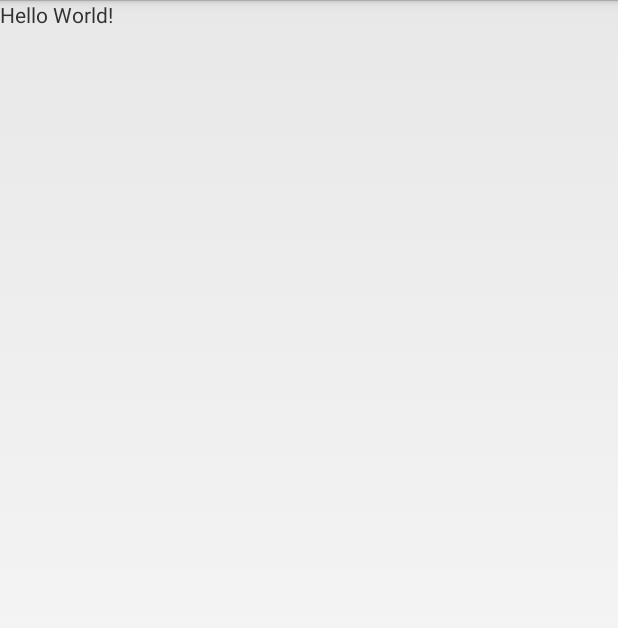
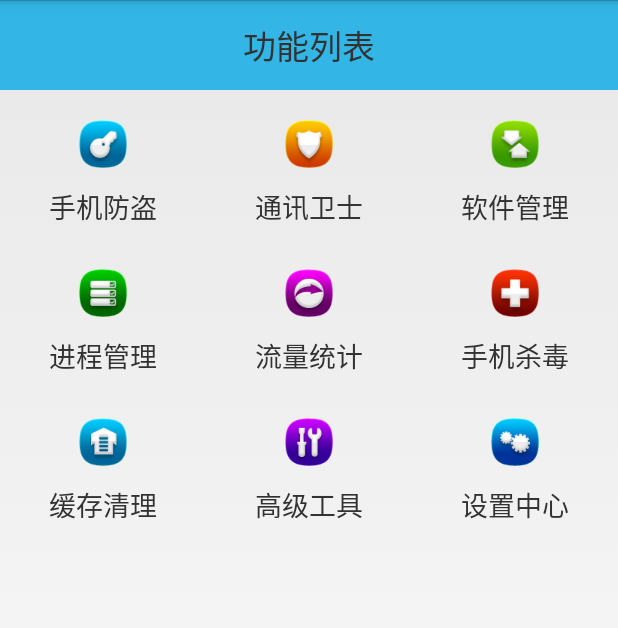
Before and after one commit to Adolphsa/MobileSafe, an Android app: the screen it shows after launch (MainActivity), on a phone screen of 412 x 824 dp. Shown: the top 628 px of the screen. Run offline under Robolectric (Android 15) with nearby library versions, the phone set to English and light mode, and no system bars; our stand-ins replace Volley; network calls fail.

Commit message:
2016/04/19  测试

```diff
--- a/app/build.gradle
+++ b/app/build.gradle
@@ -38,4 +38,5 @@ dependencies {
     compile 'com.android.support:appcompat-v7:23.3.0'
     compile 'com.mcxiaoke.volley:library:1.0.19'
     compile files('libs/xUtils-2.6.14.jar')
+    compile 'com.bm.photoview:library:1.3.6'
 }
--- a/app/src/main/AndroidManifest.xml
+++ b/app/src/main/AndroidManifest.xml
@@ -17,6 +17,7 @@
         </activity>
 
         <activity android:name=".activity.MainActivity"/>
+        <activity android:name=".activity.MobileSafe"/>
     </application>
 
     <uses-permission android:name="android.permission.INTERNET"/>
--- a/app/src/main/java/com/zividig/mobilesafe/activity/MainActivity.java
+++ b/app/src/main/java/com/zividig/mobilesafe/activity/MainActivity.java
@@ -1,16 +1,78 @@
 package com.zividig.mobilesafe.activity;
 
 import android.app.Activity;
-import android.support.v7.app.AppCompatActivity;
+import android.content.Intent;
 import android.os.Bundle;
+import android.view.View;
+import android.view.ViewGroup;
+import android.widget.AdapterView;
+import android.widget.BaseAdapter;
+import android.widget.GridView;
+import android.widget.ImageView;
+import android.widget.TextView;
 
 import com.zividig.mobilesafe.R;
 
 public class MainActivity extends Activity {
 
+    private String[] itemText = {"手机防盗","通讯卫士","软件管理","进程管理","流量统计","手机杀毒","缓存清理","高级工具","设置中心"};
+    private int[] itemImage = {R.mipmap.home_safe,R.mipmap.home_callmsgsafe,R.mipmap.home_apps,
+                                R.mipmap.home_taskmanager,R.mipmap.home_netmanager,R.mipmap.home_trojan,
+                                R.mipmap.home_sysoptimize,R.mipmap.home_tools,R.mipmap.home_settings};
+    private GridView glMainMenu;
+
     @Override
     protected void onCreate(Bundle savedInstanceState) {
         super.onCreate(savedInstanceState);
         setContentView(R.layout.activity_main);
+
+        glMainMenu = (GridView) findViewById(R.id.gl_main_menu);
+        glMainMenu.setAdapter(new GridViewAdapter());
+
+        //item的点击事件
+        glMainMenu.setOnItemClickListener(new AdapterView.OnItemClickListener() {
+            @Override
+            public void onItemClick(AdapterView<?> parent, View view, int position, long id) {
+                System.out.println(position + "被点击了");
+                switch (position){
+                    case 0:
+                        Intent intent = new Intent(MainActivity.this,MobileSafe.class);
+                        startActivity(intent);
+                        break;
+                }
+            }
+        });
     }
+
+    //网格布局的数据适配器
+    class GridViewAdapter extends BaseAdapter{
+
+        @Override
+        public int getCount() {
+            return itemText.length;
+        }
+
+        @Override
+        public Object getItem(int position) {
+            return itemText[position];
+        }
+
+        @Override
+        public long getItemId(int position) {
+            return position;
+        }
+
+        @Override
+        public View getView(int position, View convertView, ViewGroup parent) {
+            View view = View.inflate(MainActivity.this,R.layout.item_mian_menu,null);
+            ImageView ivItem = (ImageView) view.findViewById(R.id.iv_item);
+            TextView tvItem = (TextView) view.findViewById(R.id.tv_item);
+
+            ivItem.setImageResource(itemImage[position]);
+            tvItem.setText(itemText[position]);
+            return view;
+        }
+    }
+
+
 }
--- a/app/src/main/java/com/zividig/mobilesafe/activity/SplashActivity.java
+++ b/app/src/main/java/com/zividig/mobilesafe/activity/SplashActivity.java
@@ -80,7 +80,7 @@ public class SplashActivity extends Activity {
     private void checkVersion() {
         final long startTime = System.currentTimeMillis();
         RequestQueue queue = Volley.newRequestQueue(this);
-        JsonObjectRequest jsonObject = new JsonObjectRequest("http://192.168.1.101:8080/mobile_safe_update.json", null,
+        JsonObjectRequest jsonObject = new JsonObjectRequest("http://192.168.1.102:8080/mobile_safe_update.json", null,
                 new Response.Listener<JSONObject>() {
                     @Override
                     public void onResponse(JSONObject response) {
--- a/app/src/main/res/layout/activity_main.xml
+++ b/app/src/main/res/layout/activity_main.xml
@@ -1,12 +1,27 @@
 <?xml version="1.0" encoding="utf-8"?>
-<RelativeLayout xmlns:android="http://schemas.android.com/apk/res/android"
+<LinearLayout xmlns:android="http://schemas.android.com/apk/res/android"
     xmlns:tools="http://schemas.android.com/tools"
     android:layout_width="match_parent"
     android:layout_height="match_parent"
+    android:orientation="vertical"
     tools:context=".activity.MainActivity">
 
     <TextView
-        android:layout_width="wrap_content"
-        android:layout_height="wrap_content"
-        android:text="Hello World!" />
-</RelativeLayout>
+        android:layout_width="match_parent"
+        android:layout_height="60dp"
+        android:text="功能列表"
+        android:textSize="22sp"
+        android:gravity="center"
+        android:background="@android:color/holo_blue_light"
+        />
+    <GridView
+        android:id="@+id/gl_main_menu"
+        android:layout_width="match_parent"
+        android:layout_height="0dp"
+        android:numColumns="3"
+        android:layout_weight="1"
+        >
+
+    </GridView>
+
+</LinearLayout>
--- /dev/null
+++ b/app/src/main/res/layout/item_mian_menu.xml
@@ -0,0 +1,26 @@
+<?xml version="1.0" encoding="utf-8"?>
+<LinearLayout xmlns:android="http://schemas.android.com/apk/res/android"
+    android:orientation="vertical"
+    android:padding="8dp"
+    android:gravity="center"
+    android:layout_width="wrap_content"
+    android:layout_height="wrap_content">
+
+    <ImageView
+        android:id="@+id/iv_item"
+        android:layout_width="wrap_content"
+        android:layout_height="wrap_content"
+        android:src="@mipmap/home_safe"
+        android:layout_gravity="center"
+        android:scaleType="fitXY"
+        android:padding="10dp"
+        />
+    <TextView
+        android:id="@+id/tv_item"
+        android:layout_width="wrap_content"
+        android:layout_height="wrap_content"
+        android:text="手机防盗"
+        android:textSize="18sp"
+        android:layout_gravity="center"
+        />
+</LinearLayout>
```
Also changed, not shown: app/src/main/java/com/zividig/mobilesafe/activity/MobileSafe.java (added, +57 -0 lines), app/src/main/res/layout/activity_mobile_safe.xml (added, +14 -0 lines), app/src/main/res/mipmap-xhdpi/home_apps.png (added), app/src/main/res/mipmap-xhdpi/home_callmsgsafe.png (added), app/src/main/res/mipmap-xhdpi/home_netmanager.png (added), app/src/main/res/mipmap-xhdpi/home_safe.png (added), app/src/main/res/mipmap-xhdpi/home_settings.png (added), app/src/main/res/mipmap-xhdpi/home_sysoptimize.png (added), app/src/main/res/mipmap-xhdpi/home_taskmanager.png (added), app/src/main/res/mipmap-xhdpi/home_tools.png (added), app/src/main/res/mipmap-xhdpi/home_trojan.png (added).
